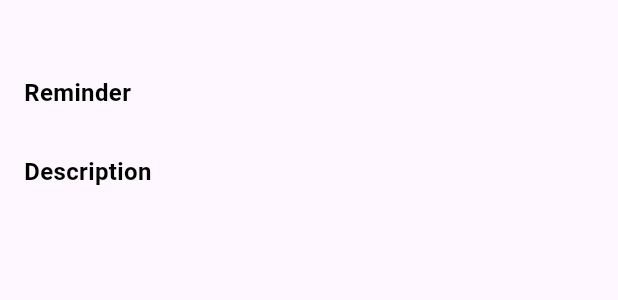
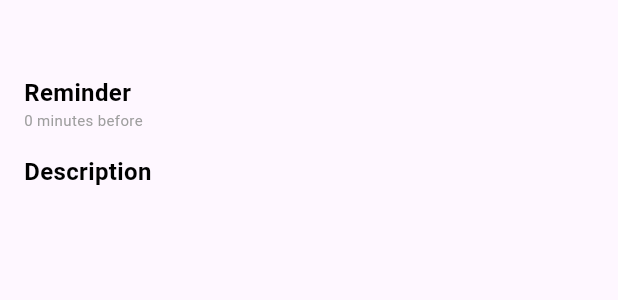
Before and after one commit to Zoyidov/todo, a Flutter app: what buildEventDetails() shows on an empty page, opened directly, on a phone screen of 412 x 824 dp. Shown: the top 300 px of the screen. Run offline on Flutter 3.47's test engine with Material 3 defaults, Android fonts, the phone set to English and light mode, and no system bars; our stand-ins replace bloc, easy_localization, flutter_bloc, flutter_svg, mask_text_input_formatter, sqflite and 1 more; accounts and stored records are empty.

```diff
--- a/lib/data/model/db_model.dart
+++ b/lib/data/model/db_model.dart
@@ -28,7 +28,7 @@ class TodoModel {
       'location': location,
       'time': time,
       'priorityColor': priorityColor,
-      'date_created': DateFormat('yyyy-MM-dd').format(dateCreated)
+      'date_created': DateFormat('yyyy-MM-dd HH:mm:ss').format(dateCreated)
     };
   }
 
--- a/lib/ui/detail/detail_screen.dart
+++ b/lib/ui/detail/detail_screen.dart
@@ -33,10 +33,10 @@ class EventDetailScreen extends StatelessWidget {
           child: Container(
             margin: const EdgeInsets.only(left: 16),
             decoration: BoxDecoration(
-              borderRadius: BorderRadius.circular(30),
+              borderRadius: BorderRadius.circular(50),
               color: AppColors.white,
             ),
-            child: const Icon(Icons.arrow_back_ios),
+            child: const Center(child: Icon(Icons.arrow_back_ios)),
           ),
         ),
         actions: [
--- a/lib/ui/detail/widgets/body_details.dart
+++ b/lib/ui/detail/widgets/body_details.dart
@@ -1,10 +1,20 @@
-import 'package:flutter/cupertino.dart';
+import 'package:flutter/material.dart';
+import 'package:udevs/data/model/db_model.dart';
+import 'package:udevs/utils/colors.dart';
 
-import '../../../data/model/db_model.dart';
-import '../../../utils/colors.dart';
 import 'detail_text.dart';
 
+int calculateTimeDifferenceInMinutes(DateTime savedTime) {
+  DateTime currentTime = DateTime.now();
+  Duration difference = savedTime.difference(currentTime);
+  return difference.inMinutes;
+}
+
 Container buildEventDetails(TodoModel event) {
+  DateTime savedTime = DateTime.parse(event.dateCreated.toString());
+
+  int timeDifferenceInMinutes = calculateTimeDifferenceInMinutes(savedTime);
+
   return Container(
     padding: const EdgeInsets.symmetric(horizontal: 16.0),
     child: SingleChildScrollView(
@@ -20,11 +30,25 @@ Container buildEventDetails(TodoModel event) {
             ),
           ),
           const SizedBox(height: 16.0),
-          buildEventDetailText("Reminder", event.time, AppColors.black,),
+          buildEventDetailText(
+            "Reminder",
+            '${timeDifferenceInMinutes * (-1)} minutes before',
+            AppColors.black,
+          ),
           const SizedBox(height: 16.0),
-          buildEventDetailText("Description", event.description, AppColors.black,),
+          buildEventDetailText(
+            "Description",
+            event.description,
+            AppColors.black,
+          ),
         ],
       ),
     ),
   );
 }
+
+String formatTimeDifference(Duration duration) {
+  int hours = duration.inHours;
+  int minutes = duration.inMinutes % 60;
+  return '${hours}h ${minutes}m';
+}
```
